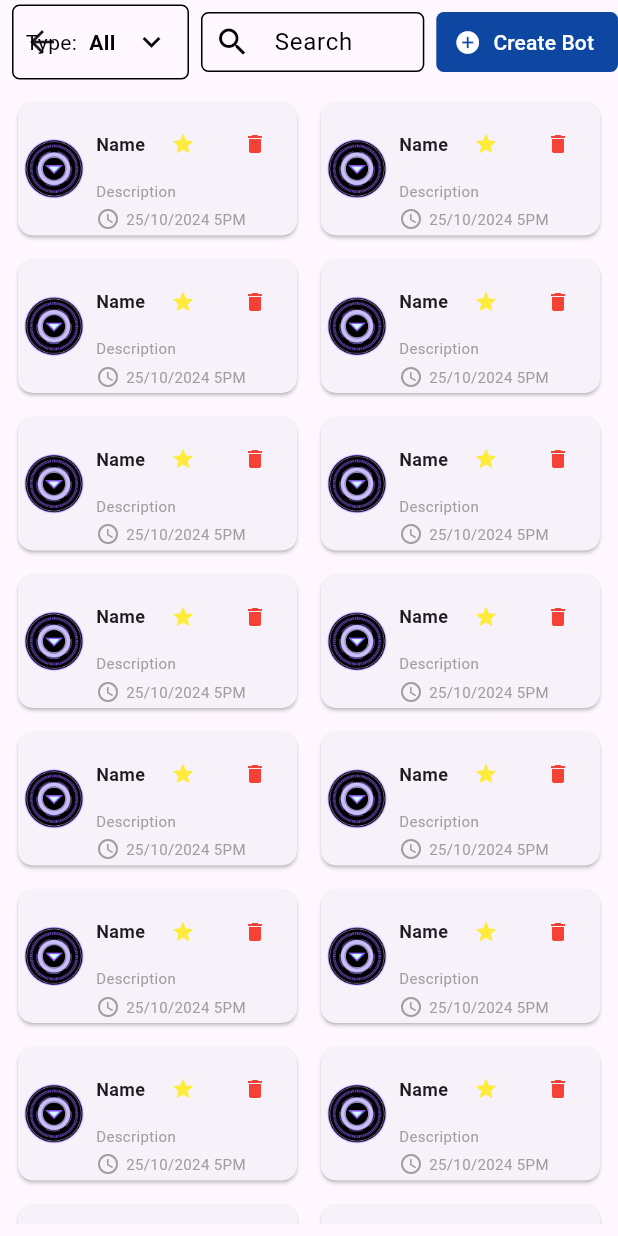
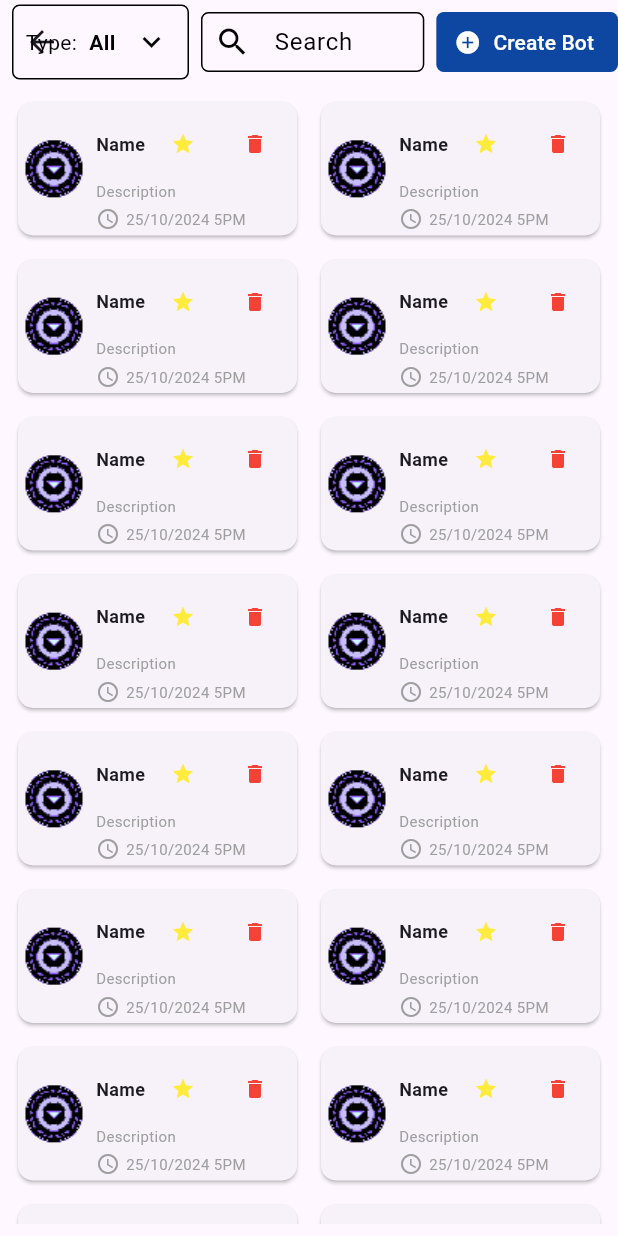
Before and after one commit to NHHoangTuan/jarvis-ktk, a Flutter app: the MyBotPage screen opened directly with empty values, on a phone screen of 412 x 824 dp. Run offline on Flutter 3.47's test engine with Material 3 defaults, Android fonts, the light colour scheme and no system bars; our stand-ins replace dropdown_button2, dropdown_search, file_picker, flutter_animate, fluttertoast.

Commit message:
fix UI overflowed

```diff
--- a/jarvis_ktk/lib/pages/chat/chat_body.dart
+++ b/jarvis_ktk/lib/pages/chat/chat_body.dart
@@ -1,10 +1,11 @@
+import 'package:dropdown_search/dropdown_search.dart';
 import 'package:flutter/material.dart';
 import 'package:provider/provider.dart';
+
 import '../prompt_bottom_sheet/prompt_bottom_sheet.dart';
 import 'chat_model.dart';
 import 'widgets/message_bubble.dart';
 import 'widgets/welcome.dart';
-import 'package:dropdown_search/dropdown_search.dart';
 
 class ChatBody extends StatefulWidget {
   final bool
--- a/jarvis_ktk/lib/pages/personal/my_bot.dart
+++ b/jarvis_ktk/lib/pages/personal/my_bot.dart
@@ -1,6 +1,7 @@
 import 'package:flutter/material.dart';
 import 'package:jarvis_ktk/utils/colors.dart';
-import 'package:jarvis_ktk/pages/preview_bot/widgets/dialog/edit_preview_bot.dart'; // Import EditPreviewBotPage
+import 'package:jarvis_ktk/pages/preview_bot/widgets/dialog/edit_preview_bot.dart';
+import 'package:jarvis_ktk/utils/resized_image.dart'; // Import EditPreviewBotPage
 
 class MyBotPage extends StatefulWidget {
   final VoidCallback onApply;
@@ -250,11 +251,7 @@ class _MyBotPageState extends State<MyBotPage> {
                 padding: const EdgeInsets.all(4.0),
                 child: Row(
                   children: [
-                    const CircleAvatar(
-                      radius: 20.0,
-                      backgroundImage: AssetImage(
-                          'assets/logo.png'), // Replace with your image asset
-                    ),
+                    const ResizedImage(imagePath: 'assets/logo.png', height: 40, width: 40, isRound: true),
                     const SizedBox(width: 8.0),
                     Expanded(
                       child: Column(
--- a/jarvis_ktk/lib/pages/preview_bot/widgets/common_widgets.dart
+++ b/jarvis_ktk/lib/pages/preview_bot/widgets/common_widgets.dart
@@ -1,4 +1,5 @@
 import 'package:flutter/material.dart';
+import 'package:jarvis_ktk/utils/resized_image.dart';
 import '../../../utils/colors.dart';
 import 'unit/dialog/add_unit_content.dart';
 
@@ -8,7 +9,7 @@ class HeaderText extends StatelessWidget {
   @override
   Widget build(BuildContext context) {
     return ListTile(
-      leading: Image.asset(selectedDataSource.imagePath, width: 18, height: 18),
+      leading: ResizedImage(imagePath: selectedDataSource.imagePath, width: 18, height: 18),
       title: Text(
         selectedDataSource.title,
         style: const TextStyle(fontWeight: FontWeight.bold, fontSize: 14),
--- a/jarvis_ktk/lib/pages/preview_bot/widgets/unit/dialog/data_source_dialog_content.dart
+++ b/jarvis_ktk/lib/pages/preview_bot/widgets/unit/dialog/data_source_dialog_content.dart
@@ -1,4 +1,5 @@
 import 'package:flutter/material.dart';
+import 'package:jarvis_ktk/utils/resized_image.dart';
 
 import '../../../../../utils/colors.dart';
 import '../../../models/knowledge.dart';
@@ -63,7 +64,7 @@ class _DataSourceDialogContent extends State<DataSourceDialogContent> {
         },
         title: Row(
           children: [
-            Image.asset(imagePath, width: 24, height: 24),
+            ResizedImage(imagePath: imagePath, width: 24, height: 24),
             const SizedBox(width: 8),
             // Add some space between the icon and the text
             Text(title),
--- a/jarvis_ktk/lib/pages/preview_bot/widgets/unit/info/unit_info_dialog.dart
+++ b/jarvis_ktk/lib/pages/preview_bot/widgets/unit/info/unit_info_dialog.dart
@@ -19,7 +19,7 @@ class UnitInfoDialog extends StatelessWidget {
         mainAxisSize: MainAxisSize.min,
         crossAxisAlignment: CrossAxisAlignment.start,
         children: [
-          Text('Source: ${unit.source}'),
+          Text('Source: ${unit.source.title}'),
           const SizedBox(height: 8),
           Text('Size: ${unit.size}'),
           const SizedBox(height: 8),
--- a/jarvis_ktk/lib/pages/preview_bot/widgets/unit/info/unit_list_tile.dart
+++ b/jarvis_ktk/lib/pages/preview_bot/widgets/unit/info/unit_list_tile.dart
@@ -1,5 +1,6 @@
 import 'package:flutter/material.dart';
 import 'package:jarvis_ktk/pages/preview_bot/models/knowledge.dart';
+import 'package:jarvis_ktk/utils/resized_image.dart';
 
 import 'unit_info_dialog.dart';
 
@@ -32,7 +33,7 @@ class UnitListTile extends StatelessWidget {
                     padding: const EdgeInsets.symmetric(horizontal: 4.0),
                     width: 32.0,
                     height: 32.0,
-                    child: Image.asset(unit.source.imagePath),
+                    child: ResizedImage(imagePath: unit.source.imagePath, width: 32, height: 32),
                   ),
                   Text(
                     unit.name,
--- /dev/null
+++ b/jarvis_ktk/lib/utils/resized_image.dart
@@ -0,0 +1,26 @@
+import 'package:flutter/material.dart';
+
+class ResizedImage extends StatelessWidget {
+  final String imagePath;
+  final double width;
+  final double height;
+  final bool isRound;
+
+  const ResizedImage({super.key, required this.imagePath, required this.width, required this.height, this.isRound = false});
+
+  @override
+  Widget build(BuildContext context) {
+    final devicePixelRatio = MediaQuery.of(context).devicePixelRatio;
+    final image = Image.asset(
+      imagePath,
+      width: width,
+      height: height,
+      cacheHeight: (height.toInt() * devicePixelRatio.toInt()).round(),
+      cacheWidth: (width.toInt() * devicePixelRatio.toInt()).round(),
+    );
+
+    return isRound
+        ? ClipOval(child: image)
+        : image;
+  }
+}
--- a/jarvis_ktk/lib/widgets/nav_drawer.dart
+++ b/jarvis_ktk/lib/widgets/nav_drawer.dart
@@ -1,5 +1,6 @@
 import 'package:flutter/material.dart';
 import 'package:flutter_animate/flutter_animate.dart';
+import 'package:jarvis_ktk/utils/resized_image.dart';
 
 class NavDrawer extends StatefulWidget {
   final Function(String) onItemTap;
@@ -42,7 +43,7 @@ class _NavDrawerState extends State<NavDrawer> with TickerProviderStateMixin {
               color: Colors.blueGrey,
               padding: const EdgeInsets.all(5.0),
               child: const ListTile(
-                leading: Image(image: AssetImage('assets/logo.png')),
+                leading: ResizedImage(imagePath: 'assets/logo.png', width: 60, height: 60),
                 title: Text(
                   'Jarvis',
                   style: TextStyle(
```
Also changed, not shown: jarvis_ktk/lib/pages/chat/widgets/message_bubble.dart (+4 -8 lines), jarvis_ktk/lib/pages/chat/widgets/select_agent_dropdown.dart (+4 -8 lines), jarvis_ktk/lib/pages/email_reply/email_reply_page.dart (+2 -5 lines), jarvis_ktk/lib/pages/email_reply/widgets/chat_message.dart (+8 -7 lines), jarvis_ktk/lib/pages/login/login_page.dart (+5 -4 lines), jarvis_ktk/lib/pages/login/widgets/sign_in.dart (+9 -3 lines), jarvis_ktk/lib/pages/preview_bot/preview_bot.dart (+3 -5 lines), jarvis_ktk/lib/pages/preview_bot/widgets/unit/dialog/add_unit_content.dart (+3 -6 lines), jarvis_ktk/lib/pages/preview_bot/widgets/unit/info/empty_knowledge_screen.dart (+7 -6 lines), jarvis_ktk/lib/pages/prompt_bottom_sheet/widgets/public_prompt/info_dialog/info_dialog_content.dart (+3 -4 lines).
